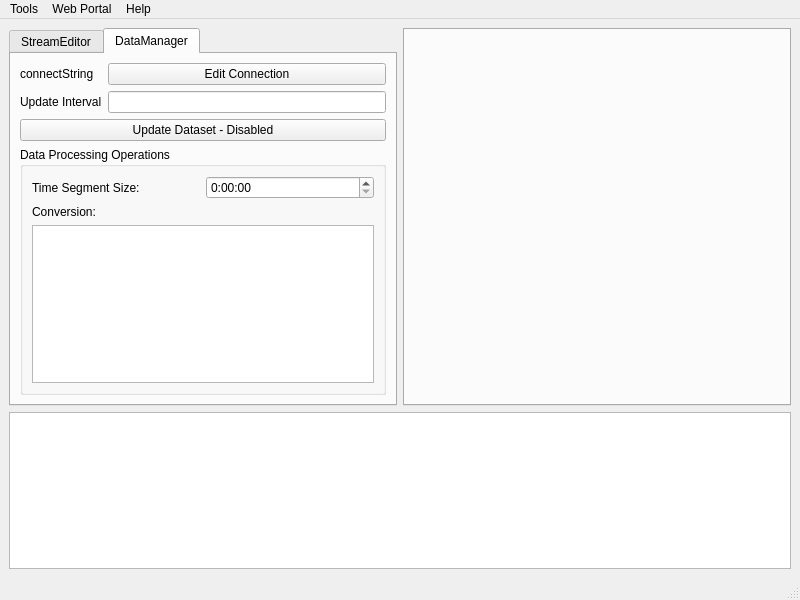
yshao/weathergit, file gui/ui/weatherclientmain.ui: the form before one commit.
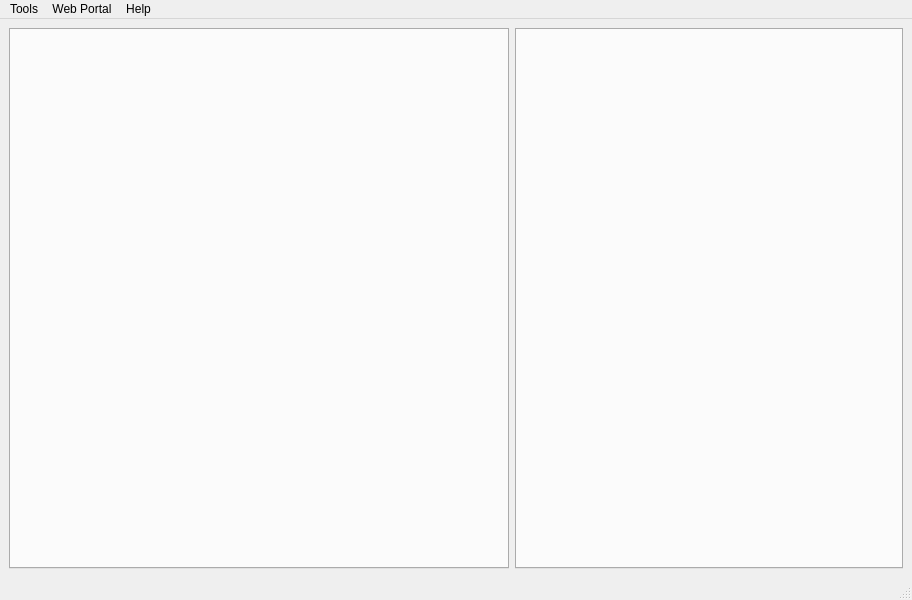
The form after the commit.

```diff
--- a/gui/ui/weatherclientmain.ui
+++ b/gui/ui/weatherclientmain.ui
@@ -6,7 +6,7 @@
    <rect>
     <x>0</x>
     <y>0</y>
-    <width>800</width>
+    <width>912</width>
     <height>600</height>
    </rect>
   </property>
@@ -15,9 +15,6 @@
   </property>
   <widget class="QWidget" name="centralwidget">
    <layout class="QGridLayout" name="gridLayout_2">
-    <item row="1" column="0" colspan="2">
-     <widget class="QTextBrowser" name="outLogBrowser"/>
-    </item>
     <item row="0" column="1">
      <widget class="QTabWidget" name="rightTab">
       <property name="minimumSize">
@@ -33,130 +30,15 @@
     </item>
     <item row="0" column="0">
      <widget class="QTabWidget" name="leftTab">
+      <property name="minimumSize">
+       <size>
+        <width>500</width>
+        <height>350</height>
+       </size>
+      </property>
       <property name="currentIndex">
        <number>1</number>
       </property>
-      <widget class="QWidget" name="tab">
-       <attribute name="title">
-        <string>StreamEditor</string>
-       </attribute>
-       <layout class="QGridLayout" name="gridLayout">
-        <item row="2" column="0" colspan="3">
-         <widget class="QTableView" name="metaEditor">
-          <property name="sortingEnabled">
-           <bool>false</bool>
-          </property>
-         </widget>
-        </item>
-        <item row="5" column="0">
-         <widget class="QLabel" name="label_3">
-          <property name="text">
-           <string>Loaded</string>
-          </property>
-         </widget>
-        </item>
-        <item row="3" column="1">
-         <widget class="QPushButton" name="pushButton_2">
-          <property name="text">
-           <string>Clear Selection</string>
-          </property>
-         </widget>
-        </item>
-        <item row="3" column="0">
-         <widget class="QPushButton" name="pushButton">
-          <property name="text">
-           <string>Reload</string>
-          </property>
-         </widget>
-        </item>
-        <item row="1" column="0">
-         <widget class="QLabel" name="label_6">
-          <property name="text">
-           <string>UUID</string>
-          </property>
-         </widget>
-        </item>
-       </layout>
-       <zorder>label_6</zorder>
-       <zorder>metaEditor</zorder>
-       <zorder>label_3</zorder>
-       <zorder>pushButton</zorder>
-       <zorder>pushButton_2</zorder>
-      </widget>
-      <widget class="QWidget" name="tab_4">
-       <attribute name="title">
-        <string>DataManager</string>
-       </attribute>
-       <layout class="QGridLayout" name="gridLayout_7">
-        <item row="0" column="1">
-         <widget class="QLabel" name="label_7">
-          <property name="text">
-           <string>connectString</string>
-          </property>
-         </widget>
-        </item>
-        <item row="0" column="2">
-         <widget class="QPushButton" name="inEditConn">
-          <property name="text">
-           <string>Edit Connection</string>
-          </property>
-         </widget>
-        </item>
-        <item row="1" column="1">
-         <widget class="QLabel" name="label_14">
-          <property name="text">
-           <string>Update Interval</string>
-          </property>
-         </widget>
-        </item>
-        <item row="1" column="2">
-         <widget class="QLineEdit" name="inUpdateInterval"/>
-        </item>
-        <item row="3" column="1" colspan="2">
-         <widget class="QGroupBox" name="groupBox">
-          <property name="title">
-           <string>Data Processing Operations</string>
-          </property>
-          <layout class="QGridLayout" name="gridLayout_8">
-           <item row="0" column="0">
-            <widget class="QLabel" name="label_15">
-             <property name="text">
-              <string>Time Segment Size:</string>
-             </property>
-            </widget>
-           </item>
-           <item row="1" column="0">
-            <widget class="QLabel" name="label_16">
-             <property name="text">
-              <string>Conversion:</string>
-             </property>
-            </widget>
-           </item>
-           <item row="2" column="0" colspan="2">
-            <widget class="QListView" name="inFormulaList"/>
-           </item>
-           <item row="0" column="1">
-            <widget class="QTimeEdit" name="inTimeSegmentSize">
-             <property name="currentSection">
-              <enum>QDateTimeEdit::HourSection</enum>
-             </property>
-             <property name="displayFormat">
-              <string>h:mm:ss</string>
-             </property>
-            </widget>
-           </item>
-          </layout>
-         </widget>
-        </item>
-        <item row="2" column="1" colspan="2">
-         <widget class="QPushButton" name="inUpdateDataset">
-          <property name="text">
-           <string>Update Dataset - Disabled</string>
-          </property>
-         </widget>
-        </item>
-       </layout>
-      </widget>
      </widget>
     </item>
    </layout>
@@ -166,7 +48,7 @@
     <rect>
      <x>0</x>
      <y>0</y>
-     <width>800</width>
+     <width>912</width>
      <height>21</height>
     </rect>
    </property>
```
Left out of the diff: 15 changed lines with no effect on the pictures.
